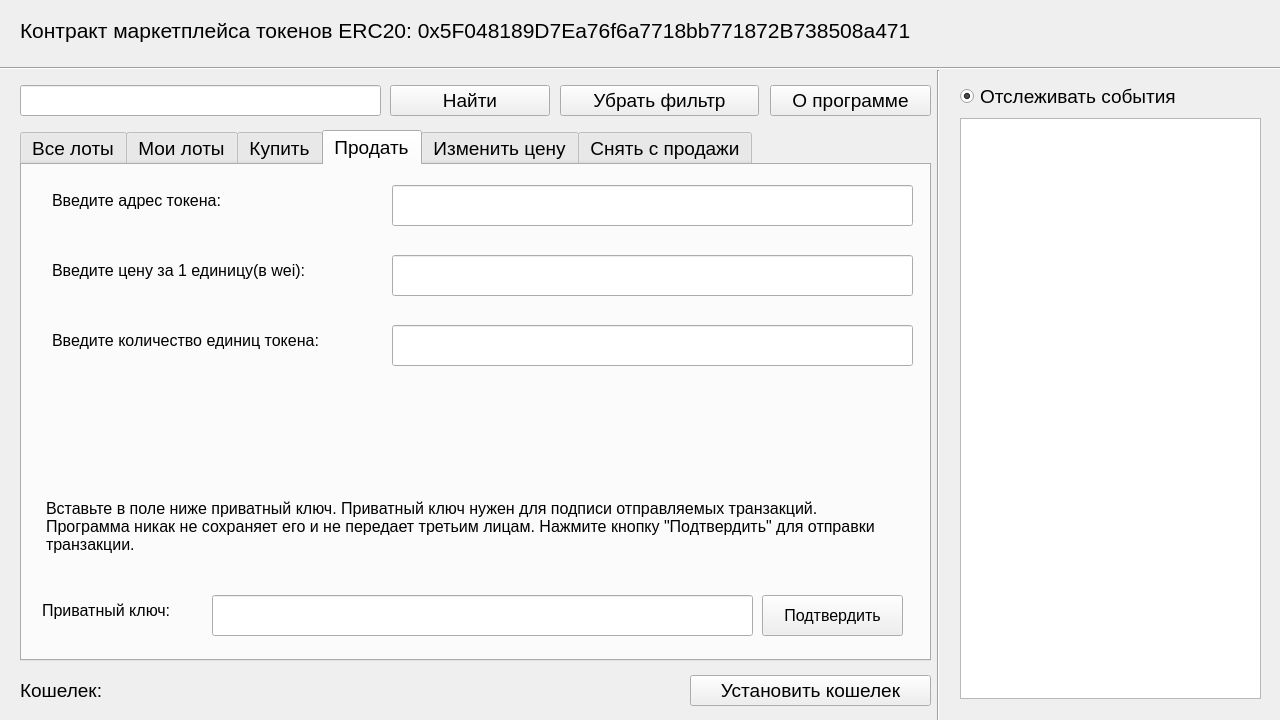
Before: the Qt Designer form application/gui/MainWindow.ui in Krahjotdaan/ERC20MarketplaceWithGUI, drawn with Qt 5.
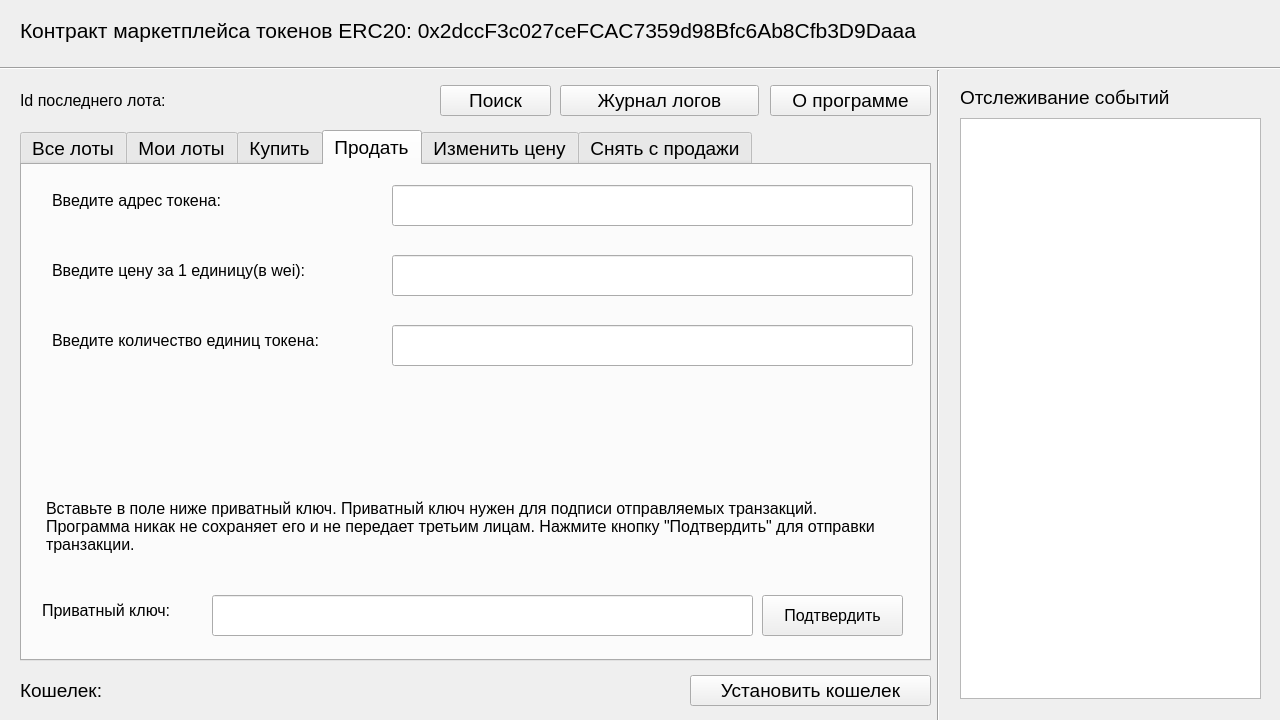
After: the same form once the commit is applied.

Commit message: Arch: initialized search window

What changed in the file:
```diff
--- a/application/gui/MainWindow.ui
+++ b/application/gui/MainWindow.ui
@@ -92,17 +92,14 @@
     </property>
     <layout class="QHBoxLayout" name="horizontalLayout_2">
      <item>
-      <widget class="QLineEdit" name="search_by_id">
+      <widget class="QLabel" name="last_id">
        <property name="font">
         <font>
-         <pointsize>14</pointsize>
+         <pointsize>12</pointsize>
         </font>
        </property>
-       <property name="inputMask">
-        <string/>
-       </property>
        <property name="text">
-        <string/>
+        <string>Id последнего лота:</string>
        </property>
       </widget>
      </item>
@@ -132,17 +129,14 @@
     </property>
     <layout class="QHBoxLayout" name="horizontalLayout_3">
      <item>
-      <widget class="QRadioButton" name="is_event_track">
+      <widget class="QLabel" name="label_5">
        <property name="font">
         <font>
          <pointsize>14</pointsize>
         </font>
        </property>
        <property name="text">
-        <string>Отслеживать события</string>
-       </property>
-       <property name="checked">
-        <bool>true</bool>
+        <string>Отслеживание событий</string>
        </property>
       </widget>
      </item>
@@ -178,9 +172,9 @@
    <widget class="QWidget" name="horizontalLayoutWidget_4">
     <property name="geometry">
      <rect>
-      <x>390</x>
+      <x>440</x>
       <y>80</y>
-      <width>160</width>
+      <width>111</width>
       <height>41</height>
      </rect>
     </property>
@@ -193,7 +187,7 @@
         </font>
        </property>
        <property name="text">
-        <string>Найти</string>
+        <string>Поиск</string>
        </property>
       </widget>
      </item>
@@ -217,7 +211,7 @@
         </font>
        </property>
        <property name="text">
-        <string>Убрать фильтр</string>
+        <string>Журнал логов</string>
        </property>
       </widget>
      </item>
@@ -1458,7 +1452,7 @@
         </font>
        </property>
        <property name="text">
-        <string>&lt;html&gt;&lt;head/&gt;&lt;body&gt;&lt;p&gt;&lt;span style=&quot; font-size:16pt;&quot;&gt;Контракт маркетплейса токенов ERC20: &lt;/span&gt;&lt;span style=&quot; font-family:'Consolas,Courier New,monospace'; font-size:16pt; color:#000000;&quot;&gt;0x5F048189D7Ea76f6a7718bb771872B738508a471&lt;/span&gt;&lt;/p&gt;&lt;/body&gt;&lt;/html&gt;</string>
+        <string>&lt;html&gt;&lt;head/&gt;&lt;body&gt;&lt;p&gt;&lt;span style=&quot; font-size:16pt;&quot;&gt;Контракт маркетплейса токенов ERC20: &lt;/span&gt;&lt;span style=&quot; font-family:'Consolas,Courier New,monospace'; font-size:16pt; color:#000000;&quot;&gt;0x2dccF3c027ceFCAC7359d98Bfc6Ab8Cfb3D9Daaa&lt;/span&gt;&lt;/p&gt;&lt;/body&gt;&lt;/html&gt;</string>
        </property>
       </widget>
      </item>
```
Left out of the diff: 2 changed lines with no effect on the pictures. The commit also changes 6 other files.
